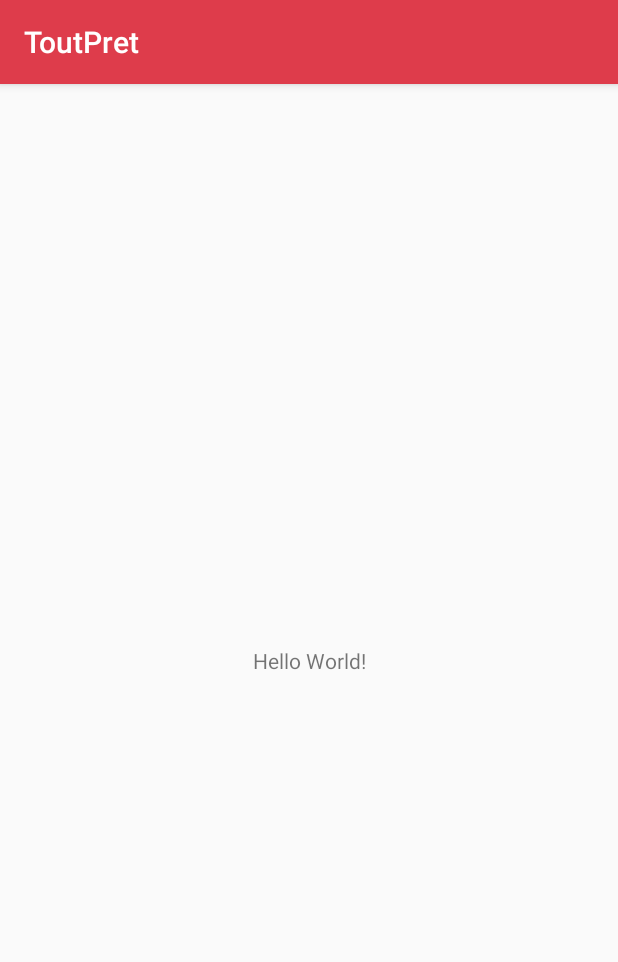
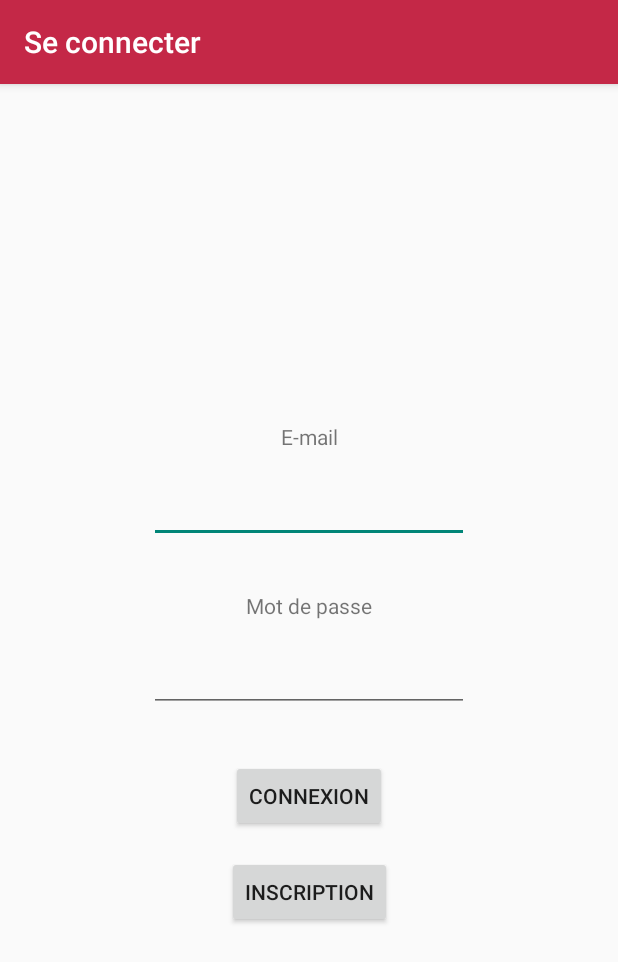
Before and after one commit to Loyth/toutpret, an Android app: the screen it shows after launch (MainActivity before the commit, LoginActivity after it), on a phone screen of 412 x 824 dp. Shown: the top 962 px of the screen. Run offline under Robolectric (Android 15) with nearby library versions, the phone set to English and light mode, and no system bars; our stand-ins replace Firebase (no records; nobody signed in at launch, a user with empty details on screens opened directly).

Commit message:
add login

```diff
--- a/app/src/main/AndroidManifest.xml
+++ b/app/src/main/AndroidManifest.xml
@@ -8,7 +8,7 @@
         android:label="@string/app_name"
         android:roundIcon="@mipmap/ic_launcher_round"
         android:supportsRtl="true"
-        android:theme="@style/AppTheme">
+        android:theme="@style/Theme.AppCompat.Light.NoActionBar">
         <activity android:name=".MainActivity">
             <intent-filter>
                 <action android:name="android.intent.action.MAIN" />
@@ -16,6 +16,7 @@
                 <category android:name="android.intent.category.LAUNCHER" />
             </intent-filter>
         </activity>
+        <activity android:name=".LoginActivity"></activity>
     </application>
 
 </manifest>
--- /dev/null
+++ b/app/src/main/java/toutpret/isep/com/toutpret/LoginActivity.java
@@ -0,0 +1,21 @@
+package toutpret.isep.com.toutpret;
+
+import android.support.v7.app.ActionBar;
+import android.support.v7.app.AppCompatActivity;
+import android.os.Bundle;
+import android.support.v7.widget.Toolbar;
+
+public class LoginActivity extends AppCompatActivity {
+
+    @Override
+    protected void onCreate(Bundle savedInstanceState) {
+        super.onCreate(savedInstanceState);
+        setContentView(R.layout.activity_login);
+
+        Toolbar myToolbar = findViewById(R.id.my_toolbar);
+        setSupportActionBar(myToolbar);
+
+        ActionBar actionBar = getSupportActionBar();
+        actionBar.setTitle("Se connecter");
+    }
+}
--- a/app/src/main/java/toutpret/isep/com/toutpret/MainActivity.java
+++ b/app/src/main/java/toutpret/isep/com/toutpret/MainActivity.java
@@ -1,8 +1,14 @@
 package toutpret.isep.com.toutpret;
 
+import android.content.Intent;
+import android.support.v7.app.ActionBar;
 import android.support.v7.app.AppCompatActivity;
 import android.os.Bundle;
+import android.support.v7.widget.Toolbar;
 import android.util.Log;
+import android.view.Menu;
+import android.view.MenuInflater;
+import android.view.View;
 import android.widget.Toast;
 
 import com.google.firebase.database.ChildEventListener;
@@ -21,11 +27,24 @@ public class MainActivity extends AppCompatActivity {
         super.onCreate(savedInstanceState);
         setContentView(R.layout.activity_main);
 
-        mDatabase = FirebaseDatabase.getInstance();
+        Toolbar myToolbar = findViewById(R.id.my_toolbar);
+        setSupportActionBar(myToolbar);
+
+        Intent loginActivity = new Intent(getApplicationContext(), LoginActivity.class);
+        startActivity(loginActivity);
+
+        // mDatabase = FirebaseDatabase.getInstance();
 
         // writeNewUser("Thomas Loyau", "thomas.loyau@isep.fr");
 
-        setListeners();
+        // setListeners();
+    }
+
+    @Override
+    public boolean onCreateOptionsMenu(Menu menu) {
+        MenuInflater inflater = getMenuInflater();
+        inflater.inflate(R.menu.menu, menu);
+        return true;
     }
 
     private void setListeners() {
--- /dev/null
+++ b/app/src/main/res/drawable/logo.xml
@@ -0,0 +1,13 @@
+<vector android:height="198dp" android:viewportHeight="198.32"
+    android:viewportWidth="253.29" android:width="253dp" xmlns:android="http://schemas.android.com/apk/res/android">
+    <path android:fillColor="#fde585" android:pathData="M5.7,188.435a51.54,148.95 55,1 0,244.025 -170.868a51.54,148.95 55,1 0,-244.025 170.868z"/>
+    <path android:fillColor="#fcb434" android:pathData="M3.561,185.376a51.54,148.95 55,1 0,244.025 -170.868a51.54,148.95 55,1 0,-244.025 170.868z"/>
+    <path android:fillColor="#fdd569" android:pathData="M0.57,167.08A334,334 0,0 1,30.88 136c18.06,-16.23 37.81,-30.45 57.51,-44.62C104,80.16 122.13,69.78 136,56.41c5.91,-5.73 12.77,-9.48 20.21,-13.2a137.7,137.7 0,0 1,13.11 -5.79C173.06,36 179.8,35.52 183,33.3c19.2,-4.22 41.2,-1 55,13 5.61,-10.86 3.36,-24.75 -3.9,-34.59a42.21,42.21 0,0 0,-6.31 -6.77C198.84,2 147.3,21.8 96,57.72 42.47,95.21 5.38,139 0.57,167.08Z"/>
+    <path android:fillColor="#f59629" android:pathData="M186.31,47.65c1.36,48.94 -68,108.73 -112.75,120.2S25,161.67 56.5,124.08 186.31,47.65 186.31,47.65Z"/>
+    <path android:fillColor="#fcb434" android:pathData="M183.75,43.88l-35.28,-39L28.4,88.94 53,135.44a9,9 0,0 0,1 1.93c8,11.47 43.93,0.2 80.18,-25.18s59.11,-55.25 51.08,-66.73A8.19,8.19 0,0 0,183.75 43.88Z"/>
+    <path android:fillColor="#f59629" android:pathData="M92.38,44.13l-64,44.81L53,135.44a9,9 0,0 0,1 1.93c8,11.47 43.93,0.2 80.18,-25.18A219.13,219.13 0,0 0,168 83.3C142.91,70.05 117.88,56.63 92.38,44.13Z"/>
+    <path android:fillColor="#c42847" android:pathData="M173.2,32.21c-0.58,14 -21.74,38.89 -52.66,60.54s-61.57,33 -74.9,28.78L53,135.44a9,9 0,0 0,1 1.93c8,11.47 43.93,0.2 80.18,-25.18s59.11,-55.25 51.08,-66.73a8.19,8.19 0,0 0,-1.48 -1.58Z"/>
+    <path android:fillColor="#fdd569" android:pathData="M28.393,88.934a25.36,73.29 55,1 0,120.071 -84.075a25.36,73.29 55,1 0,-120.071 84.075z"/>
+    <path android:fillColor="#fde585" android:pathData="M42.363,74.846a20.412,58.98 55.196,1 0,96.858 -67.328a20.412,58.98 55.196,1 0,-96.858 67.328z"/>
+    <path android:fillColor="#de3c4b" android:pathData="M115.32,110.37A230,230 0,0 0,146.2 97.89c28.2,-23 40,-43.77 35.63,-50a4.53,4.53 0,0 0,-0.76 -0.78l-0.21,-0.18 -5.47,-6.05c-6.08,15.62 -25.76,36.62 -52.47,55.33a234.77,234.77 0,0 1,-32.14 19A115.39,115.39 0,0 0,115.32 110.37Z"/>
+</vector>
--- /dev/null
+++ b/app/src/main/res/layout/activity_login.xml
@@ -0,0 +1,87 @@
+<?xml version="1.0" encoding="utf-8"?>
+<android.support.constraint.ConstraintLayout xmlns:android="http://schemas.android.com/apk/res/android"
+    xmlns:app="http://schemas.android.com/apk/res-auto"
+    xmlns:tools="http://schemas.android.com/tools"
+    android:layout_width="match_parent"
+    android:layout_height="match_parent"
+    tools:context=".LoginActivity">
+
+    <android.support.v7.widget.Toolbar
+        android:id="@+id/my_toolbar"
+        android:layout_width="match_parent"
+        android:layout_height="?attr/actionBarSize"
+        android:background="@color/colorPrimaryDark"
+        android:elevation="4dp"
+        android:theme="@style/ThemeOverlay.AppCompat.Dark.ActionBar"
+        app:popupTheme="@style/ThemeOverlay.AppCompat.Dark" />
+
+    <TextView
+        android:id="@+id/textView"
+        android:layout_width="wrap_content"
+        android:layout_height="wrap_content"
+        android:text="E-mail"
+        app:layout_constraintBottom_toBottomOf="parent"
+        app:layout_constraintEnd_toEndOf="parent"
+        app:layout_constraintHorizontal_bias="0.5"
+        app:layout_constraintStart_toStartOf="parent"
+        app:layout_constraintTop_toTopOf="parent"
+        app:layout_constraintVertical_bias="0.35000002" />
+
+    <TextView
+        android:id="@+id/textView2"
+        android:layout_width="wrap_content"
+        android:layout_height="wrap_content"
+        android:layout_marginTop="32dp"
+        android:text="Mot de passe"
+        app:layout_constraintEnd_toEndOf="parent"
+        app:layout_constraintHorizontal_bias="0.5"
+        app:layout_constraintStart_toStartOf="parent"
+        app:layout_constraintTop_toBottomOf="@+id/editText" />
+
+    <EditText
+        android:id="@+id/editText"
+        android:layout_width="wrap_content"
+        android:layout_height="wrap_content"
+        android:layout_marginTop="16dp"
+        android:ems="10"
+        android:inputType="textEmailAddress"
+        app:layout_constraintEnd_toEndOf="parent"
+        app:layout_constraintHorizontal_bias="0.5"
+        app:layout_constraintStart_toStartOf="parent"
+        app:layout_constraintTop_toBottomOf="@+id/textView" />
+
+    <EditText
+        android:id="@+id/editText2"
+        android:layout_width="wrap_content"
+        android:layout_height="wrap_content"
+        android:layout_marginTop="16dp"
+        android:ems="10"
+        android:inputType="textPassword"
+        app:layout_constraintEnd_toEndOf="parent"
+        app:layout_constraintHorizontal_bias="0.5"
+        app:layout_constraintStart_toStartOf="parent"
+        app:layout_constraintTop_toBottomOf="@+id/textView2" />
+
+    <Button
+        android:id="@+id/button"
+        android:layout_width="wrap_content"
+        android:layout_height="wrap_content"
+        android:layout_marginTop="32dp"
+        android:text="Connexion"
+        app:layout_constraintEnd_toEndOf="parent"
+        app:layout_constraintHorizontal_bias="0.5"
+        app:layout_constraintStart_toStartOf="parent"
+        app:layout_constraintTop_toBottomOf="@+id/editText2" />
+
+    <Button
+        android:id="@+id/button2"
+        android:layout_width="wrap_content"
+        android:layout_height="wrap_content"
+        android:layout_marginTop="16dp"
+        android:text="Inscription"
+        app:layout_constraintEnd_toEndOf="parent"
+        app:layout_constraintHorizontal_bias="0.5"
+        app:layout_constraintStart_toStartOf="parent"
+        app:layout_constraintTop_toBottomOf="@+id/button" />
+
+</android.support.constraint.ConstraintLayout>
--- a/app/src/main/res/layout/activity_main.xml
+++ b/app/src/main/res/layout/activity_main.xml
@@ -5,6 +5,15 @@
     android:layout_width="match_parent"
     android:layout_height="match_parent"
     tools:context=".MainActivity">
+
+    <android.support.v7.widget.Toolbar
+        android:id="@+id/my_toolbar"
+        android:layout_width="match_parent"
+        android:layout_height="?attr/actionBarSize"
+        android:background="@color/colorPrimaryDark"
+        android:elevation="4dp"
+        android:theme="@style/ThemeOverlay.AppCompat.Dark.ActionBar"
+        app:popupTheme="@style/ThemeOverlay.AppCompat.Dark" />
 
     <TextView
         android:layout_width="wrap_content"
--- /dev/null
+++ b/app/src/main/res/menu/menu.xml
@@ -0,0 +1,15 @@
+<?xml version="1.0" encoding="utf-8"?>
+<menu xmlns:android="http://schemas.android.com/apk/res/android"
+    xmlns:app="http://schemas.android.com/apk/res-auto">
+    <item
+        android:id="@+id/action_sun"
+        android:icon="@drawable/ic_action_sun"
+        android:title="@string/action_sun"
+        app:showAsAction="always"
+        />
+    <item
+        android:id="@+id/action_take_away"
+        android:icon="@drawable/ic_action_take_away"
+        android:title="@string/action_take_away"
+        app:showAsAction="always" />
+</menu>
--- a/app/src/main/res/values/strings.xml
+++ b/app/src/main/res/values/strings.xml
@@ -1,3 +1,5 @@
 <resources>
-    <string name="app_name">ToutPret</string>
+    <string name="app_name">Tout Prêt</string>
+    <string name="action_sun">Sun</string>
+    <string name="action_take_away">Take Away</string>
 </resources>
```
